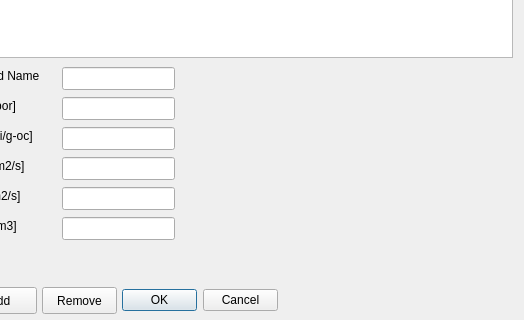
The window that Experimental/VaporIntrusionGUI/VaporIntrusionDelegate/ContaminantDialog.ui (perryiv/cadkit) describes before a commit, drawn with Qt 5; both pictures show x 258 to 782 and y 213 to 533 of the 782 by 533 pixel window.
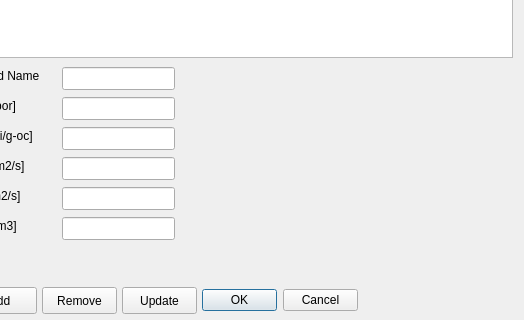
The same window after the commit.

Commit message: - added stubs for updating fields in soils, contaminants, cracks, Sources - extended the table columns to allow for a color in souls and sources

Diff of the .ui file:
```diff
--- a/Experimental/VaporIntrusionGUI/VaporIntrusionDelegate/ContaminantDialog.ui
+++ b/Experimental/VaporIntrusionGUI/VaporIntrusionDelegate/ContaminantDialog.ui
@@ -214,7 +214,7 @@
   <widget class="QDialogButtonBox" name="okCancelButton" >
    <property name="geometry" >
     <rect>
-     <x>380</x>
+     <x>460</x>
      <y>500</y>
      <width>156</width>
      <height>27</height>
@@ -224,6 +224,19 @@
     <set>QDialogButtonBox::Cancel|QDialogButtonBox::NoButton|QDialogButtonBox::Ok</set>
    </property>
   </widget>
+  <widget class="QPushButton" name="updateButton" >
+   <property name="geometry" >
+    <rect>
+     <x>380</x>
+     <y>500</y>
+     <width>75</width>
+     <height>27</height>
+    </rect>
+   </property>
+   <property name="text" >
+    <string>Update</string>
+   </property>
+  </widget>
  </widget>
  <resources/>
  <connections>
```
The commit also changes 11 other files.
